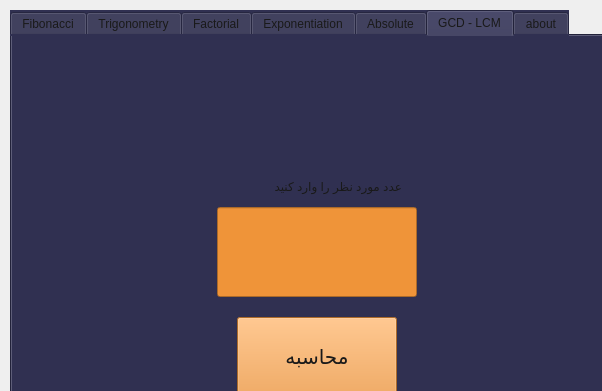
Above: 14march.ui from M2007Taha/Pithon before the change; both pictures show x 0 to 602 and y 0 to 391 of the 1246 by 721 pixel window. Below: the same form after it.
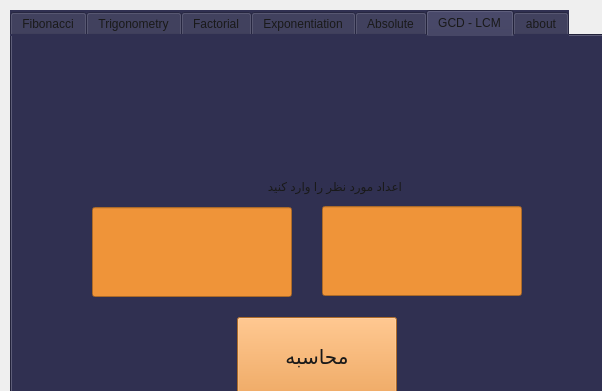
That is the form after the change. The open tabs and pages were chosen to show the change.

What changed in the file:
```diff
--- a/14march.ui
+++ b/14march.ui
@@ -973,7 +973,7 @@
      <widget class="QLineEdit" name="gcd_lcm_input">
       <property name="geometry">
        <rect>
-        <x>205</x>
+        <x>80</x>
         <y>171</y>
         <width>200</width>
         <height>90</height>
@@ -1028,7 +1028,26 @@
        <string notr="true">font: 75 12pt &quot;B Titr&quot;;</string>
       </property>
       <property name="text">
-       <string>   عدد مورد نظر را وارد کنید</string>
+       <string>   اعداد مورد نظر را وارد کنید</string>
+      </property>
+     </widget>
+     <widget class="QLineEdit" name="gcd_lcm_input2">
+      <property name="geometry">
+       <rect>
+        <x>310</x>
+        <y>170</y>
+        <width>200</width>
+        <height>90</height>
+       </rect>
+      </property>
+      <property name="styleSheet">
+       <string notr="true">font: 20pt &quot;Bell MT&quot;;
+background-color:#ef9439;
+color:#23301f;
+text-align: center;</string>
+      </property>
+      <property name="echoMode">
+       <enum>QLineEdit::Normal</enum>
       </property>
      </widget>
     </widget>
```
Left out of the diff: 16 changed lines with no effect on the pictures.
